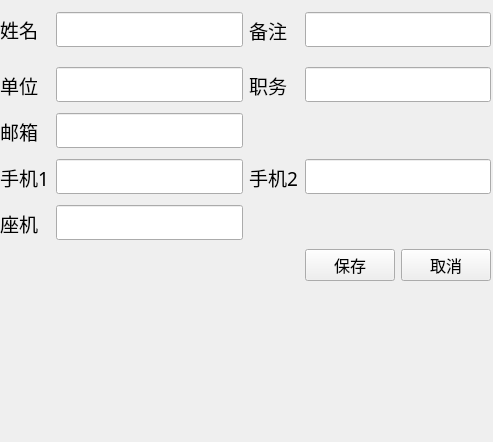
Old version of the form 课设/DataBaseSystemCurriculumDesign/DataBaseSystemCurriculumDesign/Resources/AdressDetailInput.ui in the repository fuookami/DatabaseSystemCurriculumDesign.
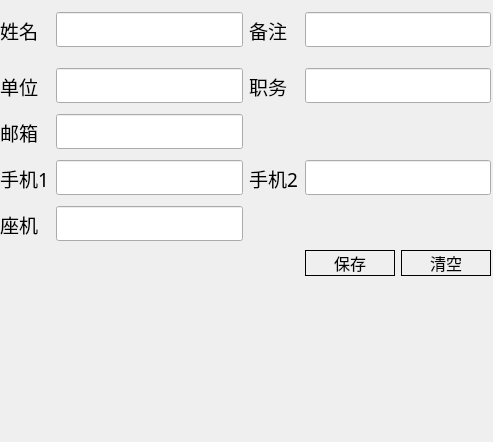
New version of the form.

```diff
--- a/课设/DataBaseSystemCurriculumDesign/DataBaseSystemCurriculumDesign/Resources/AdressDetailInput.ui
+++ b/课设/DataBaseSystemCurriculumDesign/DataBaseSystemCurriculumDesign/Resources/AdressDetailInput.ui
@@ -313,9 +313,15 @@
           <pointsize>12</pointsize>
          </font>
         </property>
+        <property name="styleSheet">
+         <string notr="true">border: 1px solid rgb(0, 0, 0);</string>
+        </property>
         <property name="text">
          <string>保存</string>
         </property>
+        <property name="flat">
+         <bool>false</bool>
+        </property>
        </widget>
       </item>
       <item>
@@ -326,8 +332,11 @@
           <pointsize>12</pointsize>
          </font>
         </property>
+        <property name="styleSheet">
+         <string notr="true">border: 1px solid rgb(0, 0, 0);</string>
+        </property>
         <property name="text">
-         <string>取消</string>
+         <string>清空</string>
         </property>
        </widget>
       </item>
```
Left out of the diff: 4 changed lines with no effect on the pictures.
